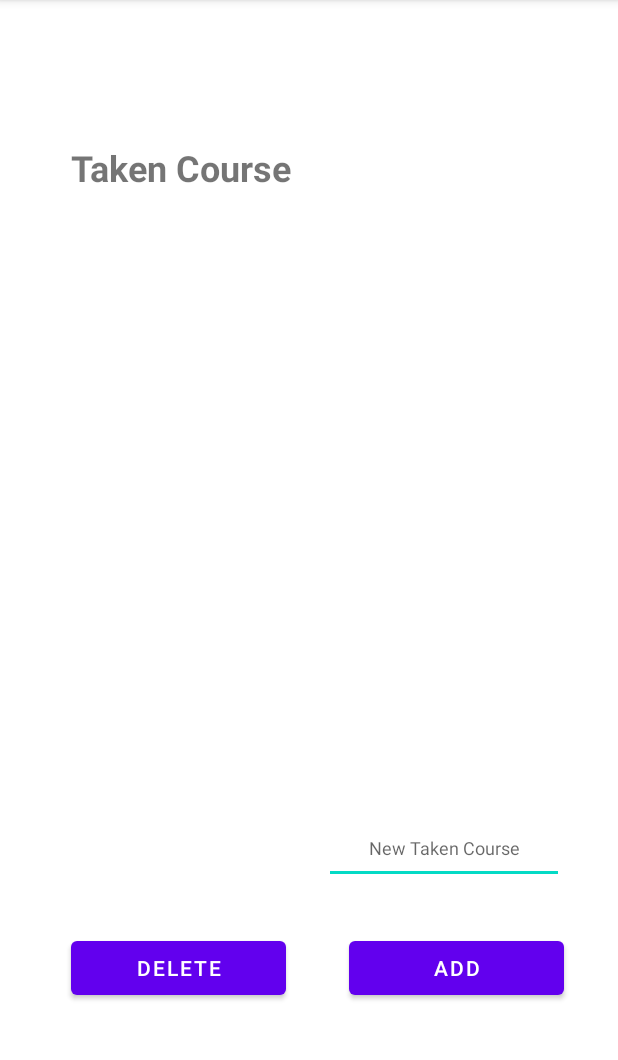
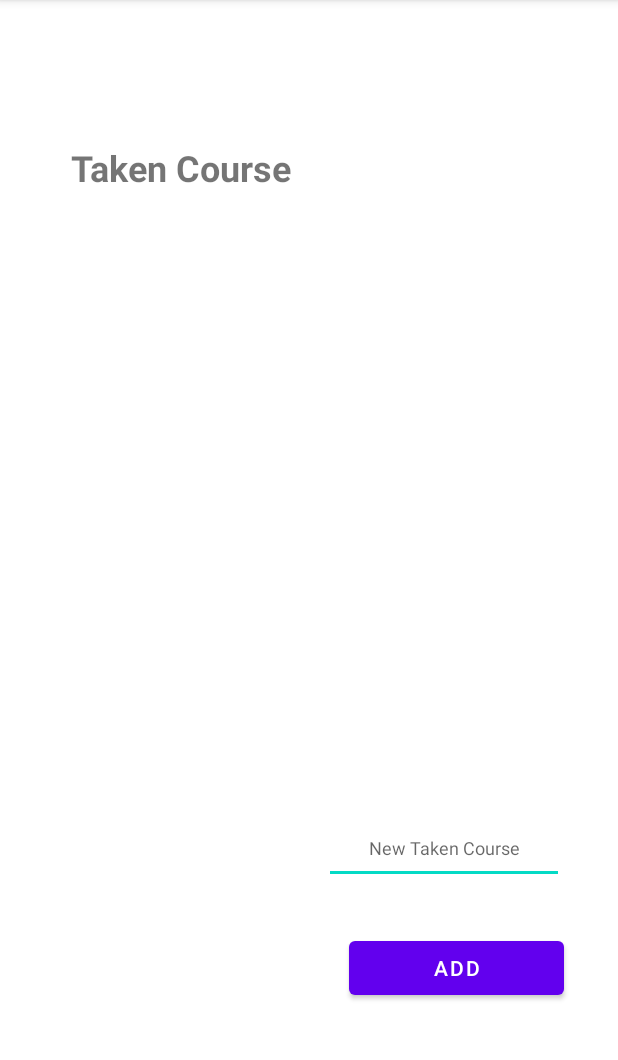
Before and after one commit to aks-456/b07-project, an Android app: the display_taken_course screen opened directly, with no data from a screen before it, on a phone screen of 412 x 824 dp, the part 84-1144 px from its top. Run offline under Robolectric (Android 15) with nearby library versions, the phone set to English and light mode, and no system bars; our stand-ins replace Firebase (no records; nobody signed in at launch, a user with empty details on screens opened directly).

```diff
--- a/B07Project/app/src/main/java/com/example/b07project/Model.java
+++ b/B07Project/app/src/main/java/com/example/b07project/Model.java
@@ -29,8 +29,8 @@ public class Model {
     private DatabaseReference usersRef;
 
     private Model() {
-        coursesRef = FirebaseDatabase.getInstance().getReference("courses");
-        usersRef = FirebaseDatabase.getInstance().getReference("users");
+        coursesRef = FirebaseDatabase.getInstance().getReference("admin_courses");
+        usersRef = FirebaseDatabase.getInstance().getReference("students");
     }
 
     public static Model getInstance() {
--- a/B07Project/app/src/main/java/com/example/b07project/crsAdapter.java
+++ b/B07Project/app/src/main/java/com/example/b07project/crsAdapter.java
@@ -40,7 +40,7 @@ public class crsAdapter  extends ArrayAdapter<Course> {
         }
 
         viewHolder.code.setText(crs.code);
-       // viewHolder.sessions.setText(crs.sessions);
+        viewHolder.sessions.setText(crs.sessions);
 
         return convertView;
 
--- a/B07Project/app/src/main/java/com/example/b07project/display_taken_course.java
+++ b/B07Project/app/src/main/java/com/example/b07project/display_taken_course.java
@@ -8,6 +8,7 @@ import android.content.Intent;
 
 import android.os.Bundle;
 import android.view.View;
+import android.widget.ArrayAdapter;
 import android.widget.Button;
 import android.widget.EditText;
 import android.widget.ListView;
@@ -28,129 +29,52 @@ import java.util.List;
 import java.util.Locale;
 
 public class display_taken_course extends AppCompatActivity implements View.OnClickListener {
-    private Button add;
-    private Button del;
-    private EditText edTxtCode;
-    private TextView view;
-    private Model model;
-    private String userID;
 
-    private List<Course> courseTaken;
+    ListView listview;
+    FirebaseDatabase database;
+    DatabaseReference ref;
+    List<Course> list;
+    Course course;
 
     @Override
     protected void onCreate(Bundle savedInstanceState) {
         super.onCreate(savedInstanceState);
         setContentView(R.layout.activity_display_taken_course);
 
-        // userID = getIntent().getStringExtra("some key ...");
-        userID = "1";
+        course = new Course();
 
-        courseTaken = new ArrayList<>();
+        listview = (ListView) findViewById(R.id.takencrslist_view);
+        database = FirebaseDatabase.getInstance();
 
-        model = Model.getInstance();
+        String userid = "101";
+        ref = database.getReference("students").child(userid).child("takenCourse");
+        list = new ArrayList<>();
+        crsAdapter adapter = new crsAdapter(display_taken_course.this,R.layout.crs_list,list);
+        ref.addValueEventListener(new ValueEventListener() {
+            @Override
+            public void onDataChange(@NonNull DataSnapshot snapshot) {
+                list.clear();
+                for(DataSnapshot ds: snapshot.getChildren()){
+                    course = ds.getValue(Course.class);
+                    list.add(course);
 
-        edTxtCode = (EditText) findViewById(R.id.edTxtCode);
+                }
+                listview.setAdapter(adapter);
 
-        add = (Button) findViewById(R.id.tcbuttonAdd);
-        add.setOnClickListener(this);
+            }
 
-        del = (Button) findViewById(R.id.tcbuttonDel);
+            @Override
+            public void onCancelled(@NonNull DatabaseError error) {
 
-        ListView listView = (ListView) findViewById(R.id.takencrslist_view);
-        updateListView();
+            }
 
+        });
 
-        model.getCourses((List<Course> allCourses) -> {
-            //
-            this.courseTaken = allCourses;
-        });
 
     }
 
     @Override
     public void onClick(View view) {
-        switch (view.getId()) {
-            case R.id.tcbuttonAdd:
-                addCourse();
-                break;
-        }
-    }
-
-    //for admin mb
-    public void AdminAddCourse() {
-        System.out.println("adding");
-        // should get all the strings from Edit texts
-
-        // hard code (testing)
-        Course course = new Course();
-        course.code = "CSCA48";
-//        course.sessions = "Winter 2023";
-//        course.prerequisite.add("CSCA08");
-
-        model.postCourse(course, (Boolean added) -> {
-            if (!added) {
-                Toast.makeText(display_taken_course.this, "failed to add course", Toast.LENGTH_LONG).show();
-                return;
-            }
-            else{
-                Toast.makeText(display_taken_course.this, "added course", Toast.LENGTH_LONG).show();
-            }
-        });
-    }
-
-    private void updateListView() {
-        model.getCourses((List<Course> allCourses) -> {
-            model.getUserById(userID, (User user) -> {
-                for (Course course: allCourses) {
-                    if (user.coursesTaken.contains(course.code)) {
-                        courseTaken.add(course);
-                    }
-                }
-                ListView listView = (ListView)findViewById(R.id.takencrslist_view);
-                crsAdapter adapter = new crsAdapter(display_taken_course.this,R.layout.crs_list,allCourses);
-                listView.setAdapter(adapter);
-
-            });
-        });
-    }
-
-    private void addCourse() {
-        String code = edTxtCode.getText().toString().trim().toUpperCase();
-        model.getCoursesPathByCode(code, (List<Course> path) -> {
-
-            if (path == null) {
-                Toast.makeText(display_taken_course.this, "course does not exist", Toast.LENGTH_LONG).show();
-                return;
-            }
-
-            model.getUserById(userID, (User user) -> {
-                Course toAdd = path.get(0);
-
-                if (user.coursesTaken.contains(toAdd.code)) {
-                    Toast.makeText(display_taken_course.this, "course already been taken", Toast.LENGTH_LONG).show();
-                    return;
-                }
-
-                for (int i = 1; i < path.size(); i++) {
-                    if (!user.coursesTaken.contains(path.get(i).code)) {
-                        Toast.makeText(display_taken_course.this, "missing prerequisite", Toast.LENGTH_LONG).show();
-                        return;
-                    }
-                }
-
-                user.coursesTaken.add(toAdd.code);
-                model.postUser(userID, user, (Boolean success) -> {
-                    if (!success) {
-                        Toast.makeText(display_taken_course.this, "failed to add course", Toast.LENGTH_LONG).show();
-                        return;
-                    }
-                    else{
-                        finish();
-                    }
-
-                });
-            });
-        });
-
+        Toast.makeText(display_taken_course.this, "Theremanually", Toast.LENGTH_LONG).show();
     }
 }
--- a/B07Project/app/src/main/res/layout/activity_display_taken_course.xml
+++ b/B07Project/app/src/main/res/layout/activity_display_taken_course.xml
@@ -43,17 +43,6 @@
         app:layout_constraintTop_toBottomOf="@+id/takencrslist_view"
         app:layout_constraintVertical_bias="0.525" />
 
-    <Button
-        android:id="@+id/tcbuttonDel"
-        android:layout_width="143dp"
-        android:layout_height="48dp"
-        android:text="@string/Display_taken_course_title_button_del"
-        app:layout_constraintBottom_toBottomOf="parent"
-        app:layout_constraintEnd_toEndOf="parent"
-        app:layout_constraintHorizontal_bias="0.175"
-        app:layout_constraintStart_toStartOf="parent"
-        app:layout_constraintTop_toBottomOf="@+id/takencrslist_view"
-        app:layout_constraintVertical_bias="0.524" />
 
     <EditText
         android:id="@+id/edTxtCode"
```
Also changed, not shown: B07Project/app/src/main/java/com/example/b07project/Course.java (+15 -8 lines), B07Project/app/src/main/java/com/example/b07project/GenerateTimeline.java (+26 -26 lines).
